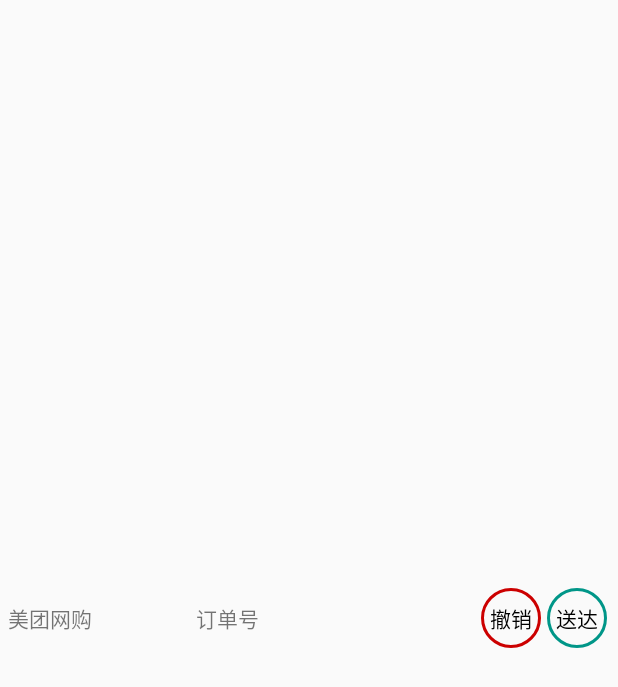
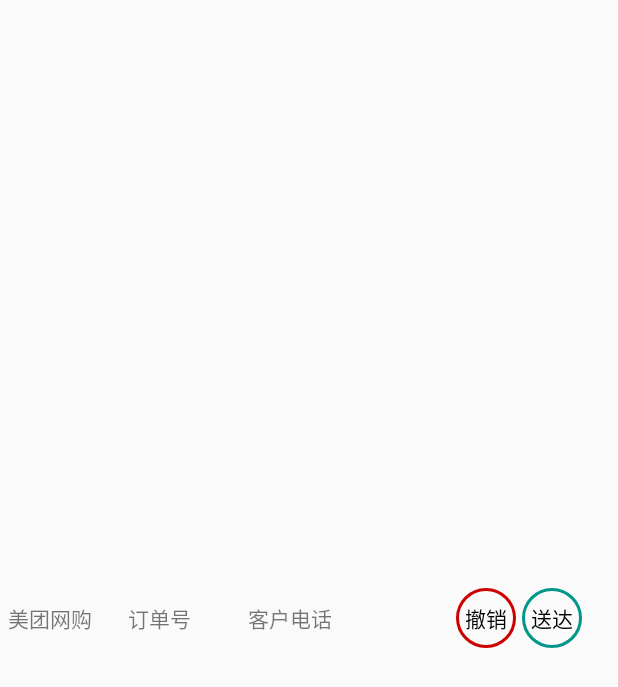
Before and after one commit to angcyo/OnDemand, an Android app: the layout adapter_oddnum_item.xml on its own in the app's theme, with its tools: preview values and no code run, on a phone screen of 412 x 824 dp. Shown: the top 687 px of the screen. Run offline under Robolectric (Android 15) with nearby library versions, the phone set to English and light mode, and no system bars.

Commit message:
修改逻辑

```diff
--- a/app/build.gradle
+++ b/app/build.gradle
@@ -9,7 +9,7 @@ android {
         minSdkVersion 14
         targetSdkVersion 23
         versionCode 1
-        versionName "1.0.7.0"
+        versionName "1.0.7.3"
     }
     buildTypes {
         release {
--- a/app/src/main/java/com/angcyo/ondemand/components/RConstant.java
+++ b/app/src/main/java/com/angcyo/ondemand/components/RConstant.java
@@ -12,7 +12,7 @@ public class RConstant {
     //    public static String SER_IP = "oa.nslhzx.com";//保存服务器地址,先从文件读取, 如果文件没有, 默认采用此IP;
     public static String SER_IP = "120.197.25.113:8123";//保存服务器地址,先从文件读取, 如果文件没有, 默认采用此IP; 120.197.25.113:8123
     public static String DATA_VERSION = "1";//数据库版本，只有这个号和schoolname.asp 返回 里面的 dataversion 相同才能运行
-    public static String VERSION = "V1.0.7.0";//
+    public static String VERSION = "V1.0.7.3";//
 
     public static String SER_IP_FILE_PATH = "/mnt/sdcard/oaip.ini"; //默认IP文件路径: /mnt/sdcard/oaip.ini
 
--- a/app/src/main/java/com/angcyo/ondemand/control/RTableControl.java
+++ b/app/src/main/java/com/angcyo/ondemand/control/RTableControl.java
@@ -1,5 +1,6 @@
 package com.angcyo.ondemand.control;
 
+import com.angcyo.ondemand.OdApplication;
 import com.angcyo.ondemand.components.RConstant;
 import com.angcyo.ondemand.model.TableCompany;
 import com.angcyo.ondemand.model.TableCustomer;
@@ -135,7 +136,8 @@ public class RTableControl {
         List<String> des = new ArrayList<>();
         for (TableDeliveryservice de : RTableControl.deliveryservices) {
             try {
-                if (isToady(de.getDt_create())) {
+                if (isToady(de.getDt_create()) && de.getStatus() != 9
+                        && de.getSid_seller() == OdApplication.userInfo.sellerIndex.getSid()) {//今天的订单,并且订单状态是未完成,并且订单是当前登录的服务商家
                     des.add(de.getSeller_order_identifier());
                     deliveryservicesToday.add(de);
                 }
--- a/app/src/main/java/com/angcyo/ondemand/model/OddnumBean.java
+++ b/app/src/main/java/com/angcyo/ondemand/model/OddnumBean.java
@@ -12,6 +12,7 @@ public class OddnumBean {
 
     public int sid_seller = 0;//商户id
     public int sid_customer = 0;//消费者id
+    public String customerPhone;//消费者手机号码
 
     public int status = 2;//订单的状态 //订单状态（0待命 1锁单 2派送中 3派送丢失 4已撤销 9客户已收）
 
--- a/app/src/main/res/layout/activity_login.xml
+++ b/app/src/main/res/layout/activity_login.xml
@@ -47,6 +47,7 @@
                 android:layout_height="wrap_content"
                 android:layout_margin="10dp"
                 android:gravity="center"
+                android:inputType="number"
                 android:hint="手机号码"
                 android:maxLength="11"
                 android:singleLine="true" />
--- a/app/src/main/res/layout/adapter_oddnum_item.xml
+++ b/app/src/main/res/layout/adapter_oddnum_item.xml
@@ -16,15 +16,29 @@
             android:id="@+id/platform"
             android:layout_width="0dp"
             android:layout_height="wrap_content"
-            android:layout_weight="0.4"
+            android:layout_weight="0.2"
             tools:text="美团网购" />
 
         <TextView
             android:id="@+id/oddnum"
             android:layout_width="0dp"
             android:layout_height="wrap_content"
-            android:layout_weight="0.6"
+            android:layout_weight="0.2"
             tools:text="订单号" />
+
+        <TextView
+            android:id="@+id/customerPhone"
+            android:layout_width="0dp"
+            android:layout_height="wrap_content"
+            android:layout_weight="0.3"
+            tools:text="客户电话" />
+
+        <LinearLayout
+            android:layout_width="0dp"
+            android:layout_height="wrap_content"
+            android:layout_weight="0.3"
+            android:gravity="center"
+            android:orientation="horizontal">
 
             <CheckBox
                 android:id="@+id/cancel"
@@ -36,6 +50,6 @@
                 android:id="@+id/ok"
                 style="@style/StyleCheckButton"
                 android:text="送达" />
-
+        </LinearLayout>
     </LinearLayout>
 </RelativeLayout>
--- a/app/src/main/res/menu/menu_main.xml
+++ b/app/src/main/res/menu/menu_main.xml
@@ -2,6 +2,11 @@
     xmlns:app="http://schemas.android.com/apk/res-auto"
     xmlns:tools="http://schemas.android.com/tools"
     tools:context=".MainActivity">
+    <item
+        android:id="@+id/change_seller"
+        android:orderInCategory="90"
+        android:title="@string/change_seller"
+        app:showAsAction="never" />
     <item
         android:id="@+id/refresh"
         android:orderInCategory="90"
--- a/app/src/main/res/values/strings.xml
+++ b/app/src/main/res/values/strings.xml
@@ -2,4 +2,5 @@
     <string name="app_name">昂递配送</string>
     <string name="action_settings">注销登录</string>
     <string name="refresh">更新数据</string>
+    <string name="change_seller">更换商家</string>
 </resources>
```
Also changed, not shown: app/src/main/java/com/angcyo/ondemand/LoginActivity.java (+27 -15 lines), app/src/main/java/com/angcyo/ondemand/MainActivity.java (+64 -2 lines), app/src/main/java/com/angcyo/ondemand/view/OddnumAdapter.java (+24 -2 lines), app/src/main/res/layout/activity_detail.xml (+11 -3 lines). Lines whose indentation alone changed are shown as unchanged.
